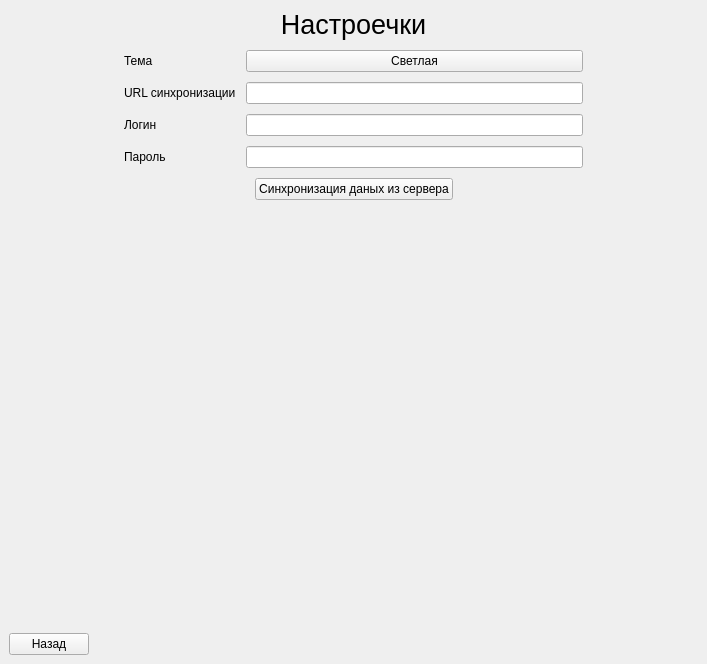
This is mainwindow.ui in Gray-Advantage/NotesWithTags as Qt 5 draws it before an edit. The edited form follows.
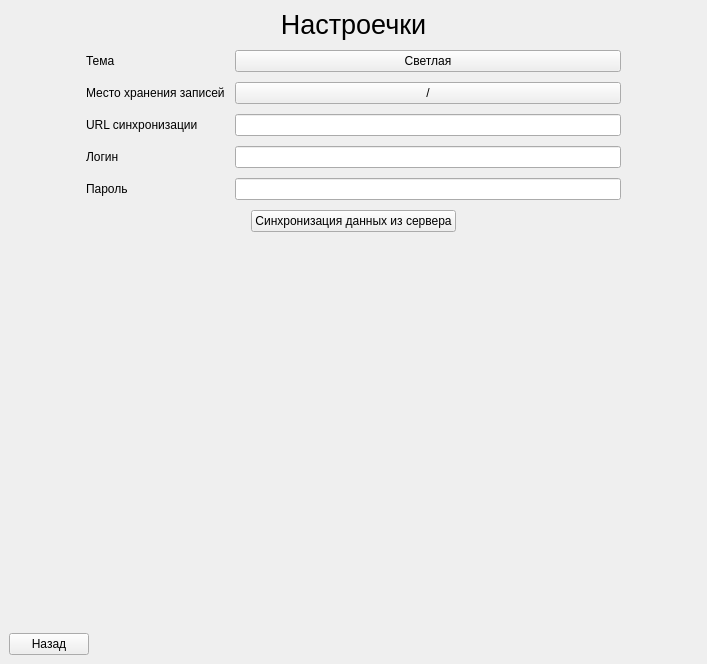
This is the edited form. The open tabs and pages were chosen to show the change.

Commit message: feat: add button to save place of notes

```diff
--- a/mainwindow.ui
+++ b/mainwindow.ui
@@ -319,7 +319,7 @@
          </widget>
         </item>
         <item>
-         <layout class="QHBoxLayout" name="horizontalLayout_5" stretch="1,4,1">
+         <layout class="QHBoxLayout" name="horizontalLayout_5" stretch="1,7,1">
           <item>
            <spacer name="horizontalSpacer_6">
             <property name="orientation">
@@ -349,34 +349,34 @@
               </property>
              </widget>
             </item>
-            <item row="1" column="0">
+            <item row="2" column="0">
              <widget class="QLabel" name="label_2">
               <property name="text">
                <string>URL синхронизации</string>
               </property>
              </widget>
             </item>
-            <item row="1" column="1">
+            <item row="2" column="1">
              <widget class="QLineEdit" name="sync_url_input"/>
             </item>
-            <item row="3" column="0">
+            <item row="4" column="0">
              <widget class="QLabel" name="label_3">
               <property name="text">
                <string>Пароль</string>
               </property>
              </widget>
             </item>
-            <item row="2" column="0">
+            <item row="3" column="0">
              <widget class="QLabel" name="label_4">
               <property name="text">
                <string>Логин</string>
               </property>
              </widget>
             </item>
-            <item row="2" column="1">
-             <widget class="QLineEdit" name="login_sync_input"/>
-            </item>
             <item row="3" column="1">
+             <widget class="QLineEdit" name="login_sync_input"/>
+            </item>
+            <item row="4" column="1">
              <widget class="QLineEdit" name="password_sync_input">
               <property name="inputMask">
                <string/>
@@ -389,6 +389,20 @@
               </property>
              </widget>
             </item>
+            <item row="1" column="0">
+             <widget class="QLabel" name="label_5">
+              <property name="text">
+               <string>Место хранения записей</string>
+              </property>
+             </widget>
+            </item>
+            <item row="1" column="1">
+             <widget class="QPushButton" name="set_save_place__button">
+              <property name="text">
+               <string>/</string>
+              </property>
+             </widget>
+            </item>
            </layout>
           </item>
           <item>
@@ -427,7 +441,7 @@
           <item>
            <widget class="QPushButton" name="data_sync_button">
             <property name="text">
-             <string>Синхронизация даных из сервера</string>
+             <string>Синхронизация данных из сервера</string>
             </property>
            </widget>
           </item>
```
Left out of the diff: 7 changed lines with no effect on the pictures.
